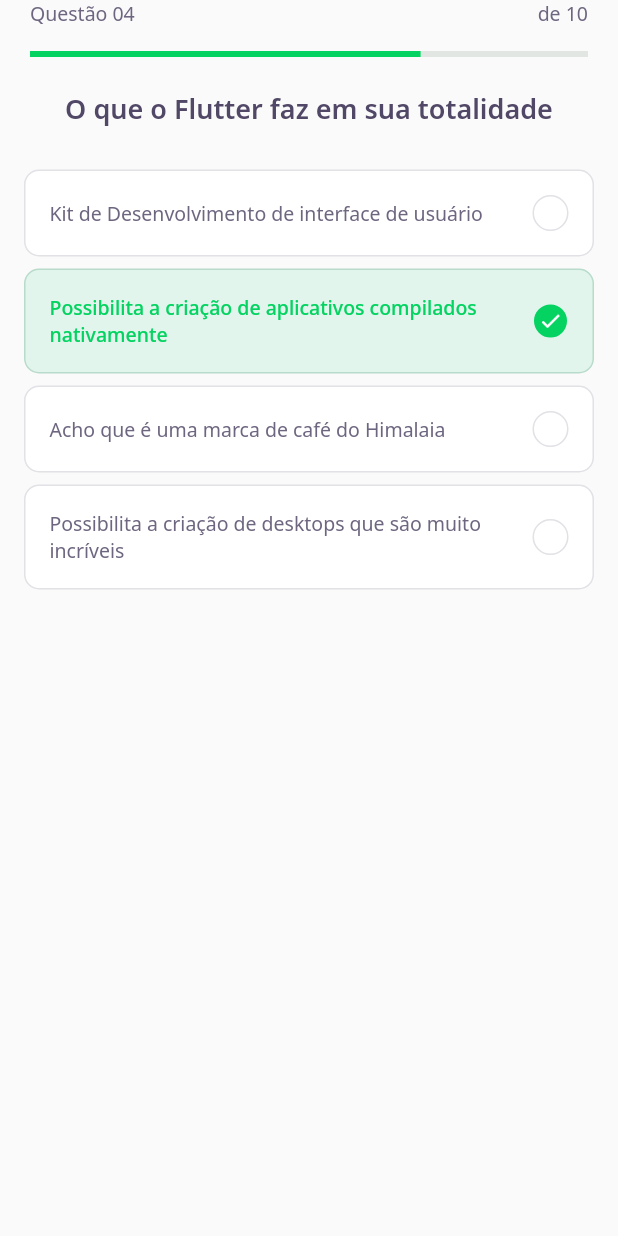
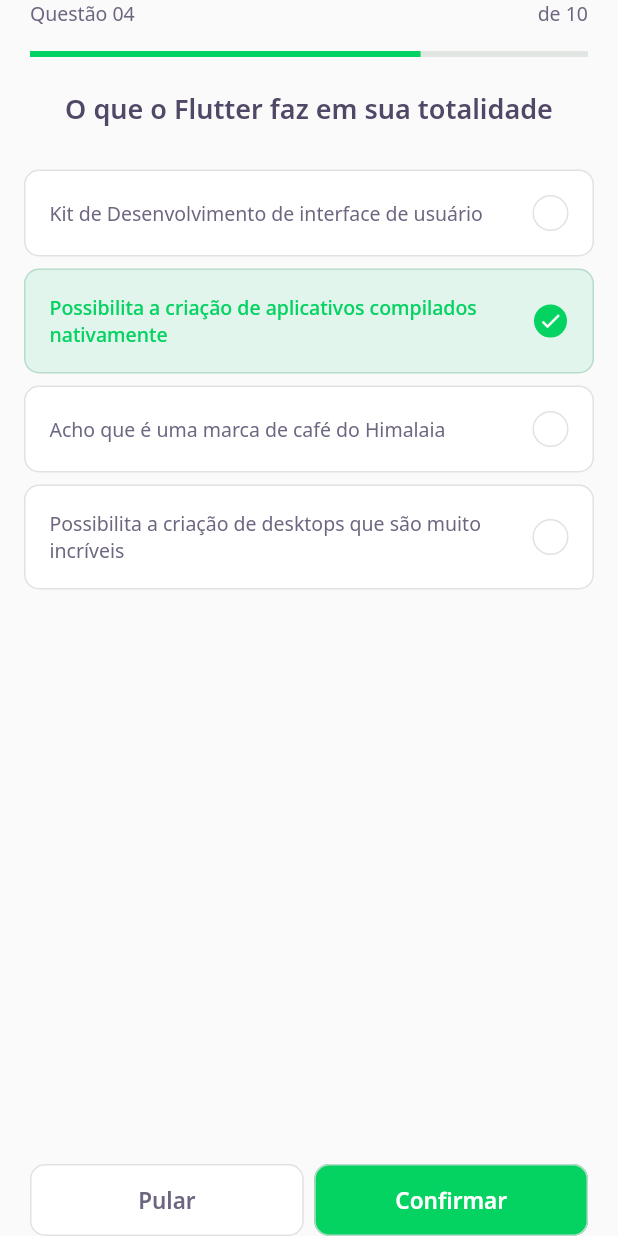
Before and after one commit to khalilpdev/devquiz, a Flutter app: the ChallengePage screen opened directly, on a phone screen of 412 x 824 dp. Run offline on Flutter 3.47's test engine with Material 2 defaults, Android fonts, the phone set to English and light mode, and no system bars; our stand-ins replace google_fonts; accounts and stored records are empty.

Commit message:
criado o nextButton na tela de challenge

```diff
--- a/lib/challenge/challenge_page.dart
+++ b/lib/challenge/challenge_page.dart
@@ -1,3 +1,4 @@
+import 'package:devquiz/challenge/widgets/next_button/next_button_widget.dart';
 import 'package:devquiz/challenge/widgets/question_indicator/question_indicator_widget.dart';
 import 'package:devquiz/challenge/widgets/quiz/quiz_widget.dart';
 import 'package:flutter/material.dart';
@@ -23,6 +24,26 @@ class _ChallengePageState extends State<ChallengePage> {
       body: QuizWidget(
         title: "O que o Flutter faz em sua totalidade",
       ),
+      bottomNavigationBar: SafeArea(
+        bottom: true,
+        child: Padding(
+          padding: const EdgeInsets.symmetric(horizontal: 20),
+          child: Row(
+            mainAxisAlignment: MainAxisAlignment.spaceEvenly,
+            children: [
+              Expanded(
+                  child: NextButtonWidget.white(
+                label: "Pular",
+                onTap: () {},
+              )),
+              SizedBox(width: 7),
+              Expanded(
+                  child:
+                      NextButtonWidget.green(label: "Confirmar", onTap: () {})),
+            ],
+          ),
+        ),
+      ),
     );
   }
 }
--- /dev/null
+++ b/lib/challenge/widgets/next_button/next_button_widget.dart
@@ -0,0 +1,60 @@
+import 'package:devquiz/core/app_colors.dart';
+import 'package:flutter/material.dart';
+import 'package:google_fonts/google_fonts.dart';
+
+class NextButtonWidget extends StatelessWidget {
+  final String label;
+  final Color backgroundColor;
+  final Color fontColor;
+  final Color borderColor;
+  final VoidCallback onTap;
+
+  const NextButtonWidget({
+    Key? key,
+    required this.label,
+    required this.backgroundColor,
+    required this.fontColor,
+    required this.borderColor,
+    required this.onTap,
+  }) : super(key: key);
+
+  NextButtonWidget.green({required String label, required this.onTap})
+      : this.backgroundColor = AppColors.darkGreen,
+        this.fontColor = AppColors.white,
+        this.borderColor = AppColors.green,
+        this.label = label;
+
+  NextButtonWidget.white({required String label, required this.onTap})
+      : this.backgroundColor = AppColors.white,
+        this.fontColor = AppColors.grey,
+        this.borderColor = AppColors.border,
+        this.label = label;
+
+  @override
+  Widget build(BuildContext context) {
+    return Container(
+      height: 48,
+      child: TextButton(
+        style: ButtonStyle(
+            backgroundColor: MaterialStateProperty.all(
+              backgroundColor,
+            ),
+            shape: MaterialStateProperty.all(
+              RoundedRectangleBorder(borderRadius: BorderRadius.circular(10)),
+            ),
+            side: MaterialStateProperty.all(BorderSide(
+              color: borderColor,
+            ))),
+        onPressed: onTap,
+        child: Text(
+          label,
+          style: GoogleFonts.notoSans(
+            fontWeight: FontWeight.w600,
+            fontSize: 15,
+            color: fontColor,
+          ),
+        ),
+      ),
+    );
+  }
+}
--- a/lib/core/app_widget.dart
+++ b/lib/core/app_widget.dart
@@ -8,7 +8,7 @@ class AppWidget extends StatelessWidget {
   Widget build(BuildContext context) {
     return MaterialApp(
       title: "DevQuiz",
-      home: HomePage(),
+      home: ChallengePage(),
     );
   }
 }
```
